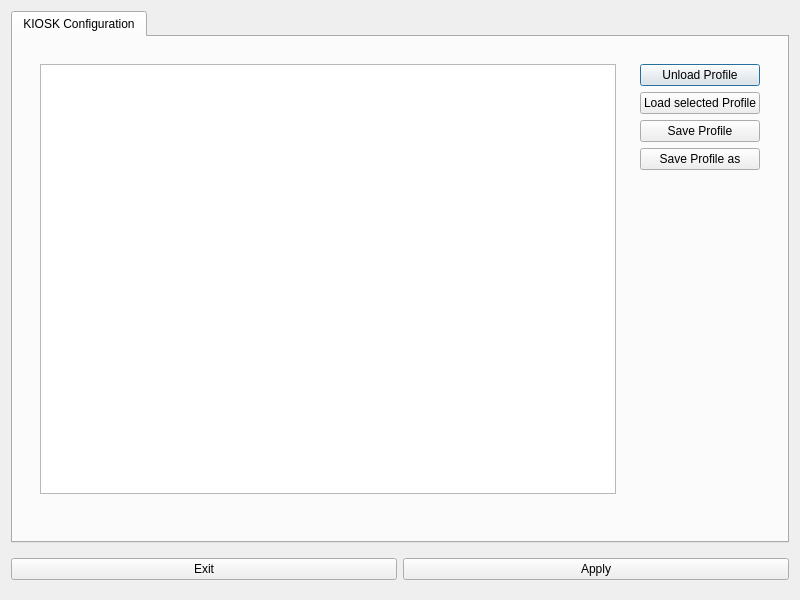
Old version of the form kiosk.ui in the repository valueerrorx/life-kiosk.
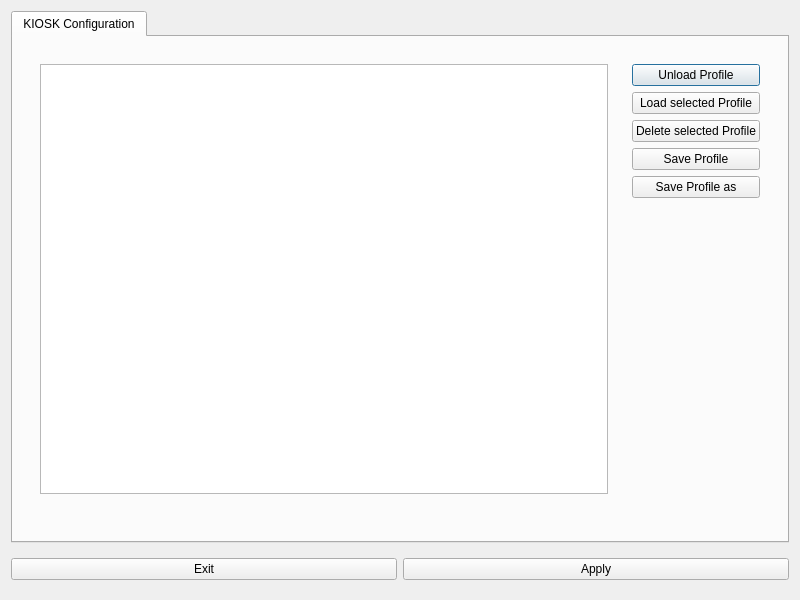
New version of the form. Icons and pictures are not drawn.

Commit message: delete profile option added

```diff
--- a/kiosk.ui
+++ b/kiosk.ui
@@ -111,6 +111,13 @@
                </property>
               </widget>
              </item>
+             <item>
+              <widget class="QPushButton" name="remove">
+               <property name="text">
+                <string>Delete selected Profile</string>
+               </property>
+              </widget>
+             </item>
              <item>
               <widget class="QPushButton" name="save">
                <property name="text">
```
The commit also changes 1 other file.
